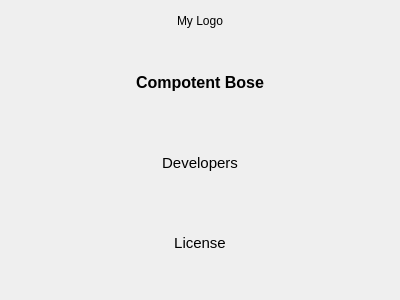
Qt form UI/About.ui (nerdraven/PaintApp) before a commit.
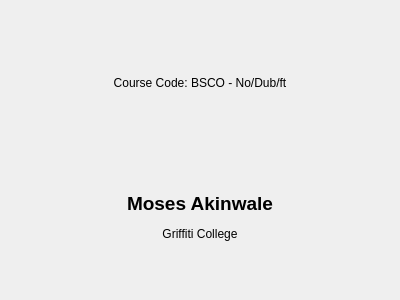
The same form after that commit.

The edit to the form file:
```diff
--- a/UI/About.ui
+++ b/UI/About.ui
@@ -14,33 +14,7 @@
    <string>Dialog</string>
   </property>
   <layout class="QGridLayout" name="gridLayout">
-   <item row="0" column="2">
-    <spacer name="horizontalSpacer_2">
-     <property name="orientation">
-      <enum>Qt::Horizontal</enum>
-     </property>
-     <property name="sizeHint" stdset="0">
-      <size>
-       <width>40</width>
-       <height>20</height>
-      </size>
-     </property>
-    </spacer>
-   </item>
    <item row="0" column="0">
-    <spacer name="horizontalSpacer">
-     <property name="orientation">
-      <enum>Qt::Horizontal</enum>
-     </property>
-     <property name="sizeHint" stdset="0">
-      <size>
-       <width>40</width>
-       <height>20</height>
-      </size>
-     </property>
-    </spacer>
-   </item>
-   <item row="1" column="1">
     <widget class="QWidget" name="widget" native="true">
      <layout class="QVBoxLayout" name="verticalLayout_3">
       <item>
@@ -48,21 +22,14 @@
         <item>
          <widget class="QLabel" name="heading">
           <property name="text">
-           <string>&lt;html&gt;&lt;head/&gt;&lt;body&gt;&lt;p align=&quot;center&quot;&gt;&lt;span style=&quot; font-size:12pt; font-weight:600;&quot;&gt;Compotent Bose&lt;/span&gt;&lt;/p&gt;&lt;/body&gt;&lt;/html&gt;</string>
+           <string>&lt;html&gt;&lt;head/&gt;&lt;body&gt;&lt;p align=&quot;center&quot;&gt;Course Code: BSCO - No/Dub/ft&lt;/p&gt;&lt;/body&gt;&lt;/html&gt;</string>
           </property>
          </widget>
         </item>
         <item>
          <widget class="QLabel" name="Developers">
           <property name="text">
-           <string>&lt;html&gt;&lt;head/&gt;&lt;body&gt;&lt;p align=&quot;center&quot;&gt;&lt;span style=&quot; font-size:11pt;&quot;&gt;Developers&lt;/span&gt;&lt;/p&gt;&lt;/body&gt;&lt;/html&gt;</string>
-          </property>
-         </widget>
-        </item>
-        <item>
-         <widget class="QLabel" name="License">
-          <property name="text">
-           <string>&lt;html&gt;&lt;head/&gt;&lt;body&gt;&lt;p align=&quot;center&quot;&gt;&lt;span style=&quot; font-size:11pt;&quot;&gt;License&lt;/span&gt;&lt;/p&gt;&lt;/body&gt;&lt;/html&gt;</string>
+           <string>&lt;html&gt;&lt;head/&gt;&lt;body&gt;&lt;p align=&quot;center&quot;&gt;&lt;span style=&quot; font-size:14pt; font-weight:600;&quot;&gt;Moses Akinwale&lt;/span&gt;&lt;/p&gt;&lt;p align=&quot;center&quot;&gt;Griffiti College&lt;/p&gt;&lt;/body&gt;&lt;/html&gt;</string>
           </property>
          </widget>
         </item>
@@ -71,23 +38,6 @@
      </layout>
     </widget>
    </item>
-   <item row="0" column="1">
-    <layout class="QVBoxLayout" name="verticalLayout">
-     <item>
-      <widget class="QLabel" name="logo">
-       <property name="sizePolicy">
-        <sizepolicy hsizetype="Preferred" vsizetype="Fixed">
-         <horstretch>0</horstretch>
-         <verstretch>0</verstretch>
-        </sizepolicy>
-       </property>
-       <property name="text">
-        <string>&lt;html&gt;&lt;head/&gt;&lt;body&gt;&lt;p align=&quot;center&quot;&gt;My Logo&lt;/p&gt;&lt;/body&gt;&lt;/html&gt;</string>
-       </property>
-      </widget>
-     </item>
-    </layout>
-   </item>
   </layout>
  </widget>
  <resources/>
```
